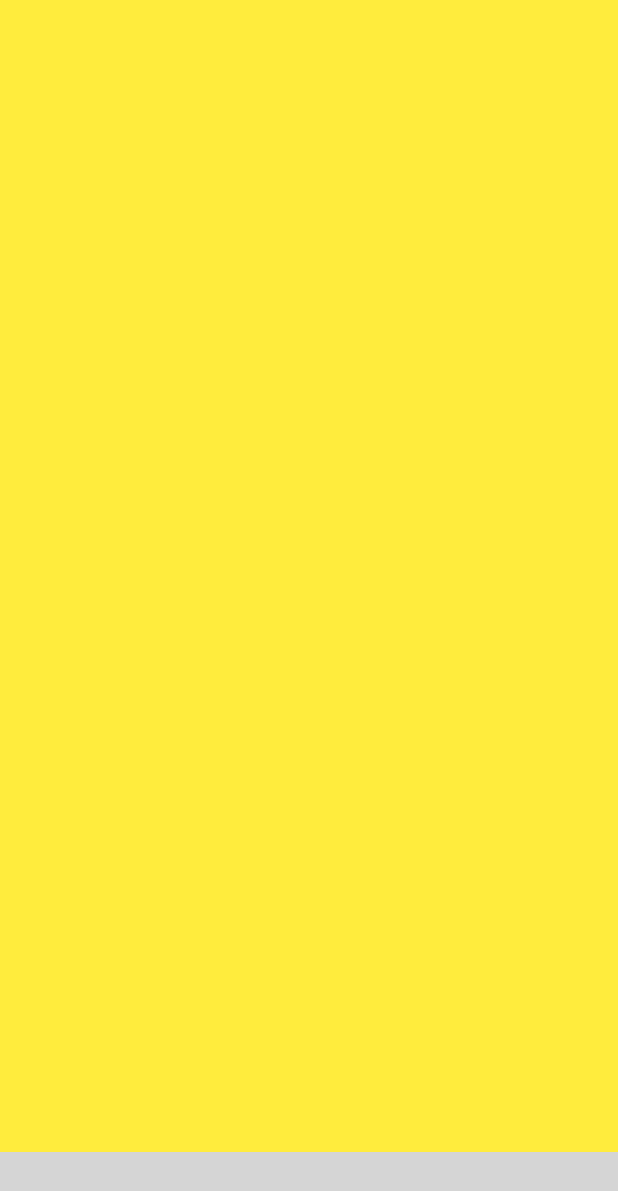
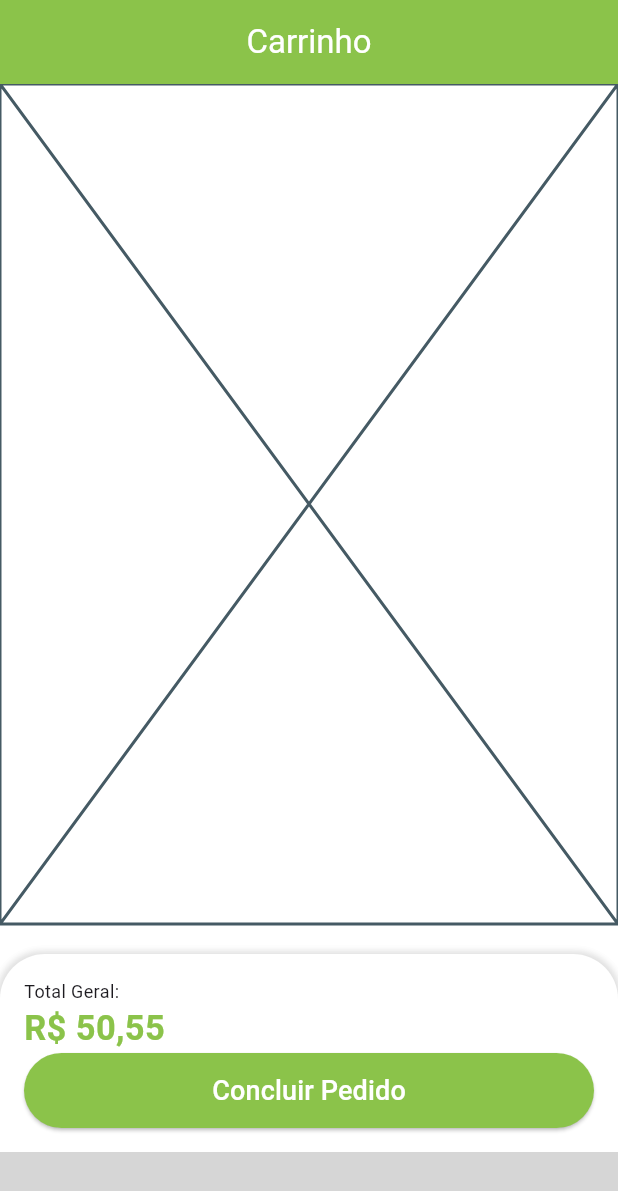
Before and after one commit to iraponan/greengrocer, a Flutter app: the BaseScreen screen opened directly, swiped to page 2, on a phone screen of 412 x 824 dp. Shown: the top 1191 px of the screen. Run offline on Flutter 3.47's test engine with Material 3 defaults, Android fonts, the phone set to English and light mode, and no system bars; our stand-ins replace animated_text_kit, brasil_fields; missing offline and left inert: bottom_bar_matu; grey boxes are pictures that could not be loaded.

Commit message:
Criando a tela de total e confirmação de pedido.

```diff
--- a/lib/src/config/theme.dart
+++ b/lib/src/config/theme.dart
@@ -4,15 +4,17 @@ import 'package:greengrocer/src/config/custom_colors.dart';
 mixin ThemeProject {
   static final theme = ThemeData(
     scaffoldBackgroundColor: Colors.white.withAlpha(190),
-    appBarTheme: const AppBarTheme(
-      color: Colors.transparent,
+    appBarTheme: AppBarTheme(
+      backgroundColor: CustomColors.customSwathColor,
+      surfaceTintColor: CustomColors.customSwathColor,
+      foregroundColor: Colors.white,
     ),
     iconTheme: const IconThemeData(
       color: Colors.white,
     ),
     elevatedButtonTheme: ElevatedButtonThemeData(
       style: ElevatedButton.styleFrom(
-        backgroundColor: CustomColors.customSwathColor.shade900,
+        backgroundColor: CustomColors.customSwathColor,
         foregroundColor: Colors.white,
       ),
     ),
@@ -20,9 +22,9 @@ mixin ThemeProject {
       style: OutlinedButton.styleFrom(
         side: BorderSide(
           width: 2,
-          color: CustomColors.customSwathColor.shade900,
+          color: CustomColors.customSwathColor,
         ),
-        foregroundColor: CustomColors.customSwathColor.shade900,
+        foregroundColor: CustomColors.customSwathColor,
       ),
     ),
   );
--- a/lib/src/screens/auth/sing_in.dart
+++ b/lib/src/screens/auth/sing_in.dart
@@ -13,7 +13,7 @@ class SingInScreen extends StatelessWidget {
     final size = MediaQuery.of(context).size;
 
     return Scaffold(
-      backgroundColor: CustomColors.customSwathColor.shade900,
+      backgroundColor: CustomColors.customSwathColor,
       body: SingleChildScrollView(
         child: SizedBox(
           height: size.height,
--- a/lib/src/screens/auth/sing_up.dart
+++ b/lib/src/screens/auth/sing_up.dart
@@ -11,7 +11,7 @@ class SingUpScreen extends StatelessWidget {
     final size = MediaQuery.of(context).size;
 
     return Scaffold(
-      backgroundColor: CustomColors.customSwathColor.shade900,
+      backgroundColor: CustomColors.customSwathColor,
       body: SingleChildScrollView(
         child: SizedBox(
           width: size.width,
--- a/lib/src/screens/base/base_screen.dart
+++ b/lib/src/screens/base/base_screen.dart
@@ -3,6 +3,7 @@ import 'package:bottom_bar_matu/bottom_bar_item.dart';
 import 'package:flutter/material.dart';
 import 'package:greengrocer/src/config/custom_colors.dart';
 import 'package:greengrocer/src/screens/base/components/custom_bottom_bar_item.dart';
+import 'package:greengrocer/src/screens/cart/cart_tab.dart';
 import 'package:greengrocer/src/screens/home/home_tab.dart';
 
 class BaseScreen extends StatefulWidget {
@@ -17,7 +18,7 @@ class _BaseScreenState extends State<BaseScreen> {
   Widget build(BuildContext context) {
     final PageController pageController = PageController();
 
-    int selectedPage = 0;
+    int selectedPage = 1;
     Color colorSelected = Colors.white;
     Color colorUnselected = Colors.white.withAlpha(100);
 
@@ -27,9 +28,7 @@ class _BaseScreenState extends State<BaseScreen> {
         physics: const NeverScrollableScrollPhysics(),
         children: [
           const HomeTab(),
-          Container(
-            color: Colors.yellow,
-          ),
+          const CartTab(),
           Container(
             color: Colors.blue,
           ),
@@ -39,7 +38,7 @@ class _BaseScreenState extends State<BaseScreen> {
         ],
       ),
       bottomNavigationBar: BottomBarDoubleBullet(
-        backgroundColor: CustomColors.customSwathColor.shade900,
+        backgroundColor: CustomColors.customSwathColor,
         circle1Color: Colors.red,
         circle2Color: Colors.blue,
         color: Colors.white,
--- /dev/null
+++ b/lib/src/screens/cart/cart_tab.dart
@@ -0,0 +1,74 @@
+import 'package:brasil_fields/brasil_fields.dart';
+import 'package:flutter/material.dart';
+import 'package:greengrocer/src/config/custom_colors.dart';
+
+class CartTab extends StatelessWidget {
+  const CartTab({super.key});
+
+  @override
+  Widget build(BuildContext context) {
+    return Scaffold(
+      appBar: AppBar(
+        title: const Text('Carrinho'),
+        centerTitle: true,
+      ),
+      body: Column(
+        children: [
+          const Expanded(
+            child: Placeholder(),
+          ),
+          const SizedBox(
+            height: 20,
+          ),
+          Container(
+            padding: const EdgeInsets.all(16),
+            decoration: BoxDecoration(
+              color: Colors.white,
+              borderRadius: const BorderRadius.vertical(
+                top: Radius.circular(30),
+              ),
+              boxShadow: [
+                BoxShadow(
+                  color: Colors.grey.shade300,
+                  blurRadius: 3,
+                  spreadRadius: 2,
+                )
+              ],
+            ),
+            child: Column(
+              crossAxisAlignment: CrossAxisAlignment.stretch,
+              children: [
+                const Text(
+                  'Total Geral:',
+                  style: TextStyle(
+                    fontSize: 12,
+                  ),
+                ),
+                Text(
+                  UtilBrasilFields.obterReal(50.55, moeda: true),
+                  style: TextStyle(
+                    fontSize: 23,
+                    color: CustomColors.customSwathColor,
+                    fontWeight: FontWeight.bold,
+                  ),
+                ),
+                SizedBox(
+                  height: 50,
+                  child: ElevatedButton(
+                    onPressed: () {},
+                    child: const Text(
+                      'Concluir Pedido',
+                      style: TextStyle(
+                        fontSize: 18,
+                      ),
+                    ),
+                  ),
+                ),
+              ],
+            ),
+          )
+        ],
+      ),
+    );
+  }
+}
--- a/lib/src/screens/common_widgets/quantity_widget.dart
+++ b/lib/src/screens/common_widgets/quantity_widget.dart
@@ -16,7 +16,10 @@ class QuantityWidget extends StatelessWidget {
 
   @override
   Widget build(BuildContext context) {
-    return Container(
+    return Material(
+      elevation: 8,
+      borderRadius: BorderRadius.circular(50),
+      child: Container(
         padding: const EdgeInsets.all(4),
         decoration: BoxDecoration(
           color: Colors.white.withAlpha(230),
@@ -62,6 +65,7 @@ class QuantityWidget extends StatelessWidget {
             ),
           ],
         ),
+      ),
     );
   }
 }
--- a/lib/src/screens/home/home_tab.dart
+++ b/lib/src/screens/home/home_tab.dart
@@ -19,6 +19,8 @@ class _HomeTabState extends State<HomeTab> {
     return Scaffold(
       // # App Bar #
       appBar: AppBar(
+        backgroundColor: Colors.transparent,
+        surfaceTintColor: Colors.transparent,
         title: Text.rich(
           TextSpan(
             style: const TextStyle(
```
Lines whose indentation alone changed are shown as unchanged.
